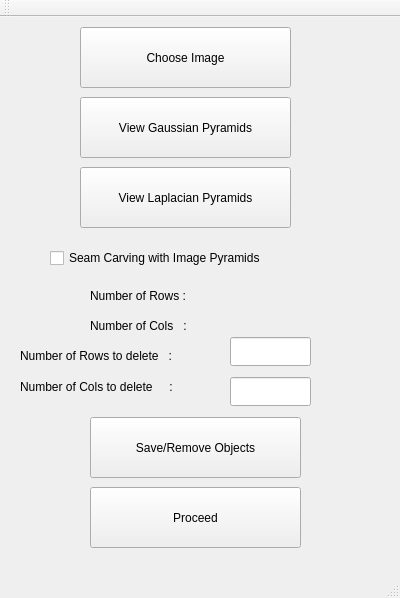
This is mainwindow.ui in AvinashDamodaran/Seam-Carving as Qt 5 draws it before an edit. The edited form follows.
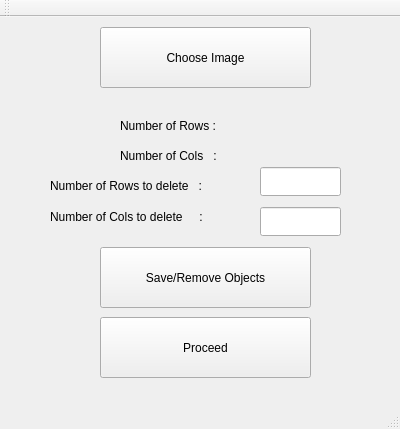
This is the edited form.

Commit message: Modified structure of save/remove object by seam carving, also supports rows now

```diff
--- a/mainwindow.ui
+++ b/mainwindow.ui
@@ -7,7 +7,7 @@
     <x>0</x>
     <y>0</y>
     <width>400</width>
-    <height>598</height>
+    <height>429</height>
    </rect>
   </property>
   <property name="windowTitle">
@@ -17,7 +17,7 @@
    <widget class="QPushButton" name="pushButton_choose_image">
     <property name="geometry">
      <rect>
-      <x>80</x>
+      <x>100</x>
       <y>10</y>
       <width>211</width>
       <height>61</height>
@@ -27,50 +27,11 @@
      <string>Choose Image</string>
     </property>
    </widget>
-   <widget class="QPushButton" name="pushButton_gpy">
-    <property name="geometry">
-     <rect>
-      <x>80</x>
-      <y>80</y>
-      <width>211</width>
-      <height>61</height>
-     </rect>
-    </property>
-    <property name="text">
-     <string>View Gaussian Pyramids</string>
-    </property>
-   </widget>
-   <widget class="QPushButton" name="pushButton_lpy">
-    <property name="geometry">
-     <rect>
-      <x>80</x>
-      <y>150</y>
-      <width>211</width>
-      <height>61</height>
-     </rect>
-    </property>
-    <property name="text">
-     <string>View Laplacian Pyramids</string>
-    </property>
-   </widget>
-   <widget class="QCheckBox" name="checkBox">
-    <property name="geometry">
-     <rect>
-      <x>50</x>
-      <y>230</y>
-      <width>281</width>
-      <height>22</height>
-     </rect>
-    </property>
-    <property name="text">
-     <string>Seam Carving with Image Pyramids</string>
-    </property>
-   </widget>
    <widget class="QLabel" name="label1">
     <property name="geometry">
      <rect>
-      <x>90</x>
-      <y>270</y>
+      <x>120</x>
+      <y>100</y>
       <width>141</width>
       <height>17</height>
      </rect>
@@ -82,8 +43,8 @@
    <widget class="QLabel" name="label2">
     <property name="geometry">
      <rect>
-      <x>90</x>
-      <y>300</y>
+      <x>120</x>
+      <y>130</y>
       <width>141</width>
       <height>17</height>
      </rect>
@@ -95,8 +56,8 @@
    <widget class="QLineEdit" name="lineEdit_num_rows_del">
     <property name="geometry">
      <rect>
-      <x>230</x>
-      <y>320</y>
+      <x>260</x>
+      <y>150</y>
       <width>81</width>
       <height>29</height>
      </rect>
@@ -108,8 +69,8 @@
    <widget class="QLabel" name="label_num_rows_del">
     <property name="geometry">
      <rect>
-      <x>20</x>
-      <y>330</y>
+      <x>50</x>
+      <y>160</y>
       <width>201</width>
       <height>17</height>
      </rect>
@@ -121,8 +82,8 @@
    <widget class="QLabel" name="label_num_cols_del">
     <property name="geometry">
      <rect>
-      <x>20</x>
-      <y>360</y>
+      <x>50</x>
+      <y>190</y>
       <width>201</width>
       <height>20</height>
      </rect>
@@ -134,8 +95,8 @@
    <widget class="QLineEdit" name="lineEdit_num_cols_del">
     <property name="geometry">
      <rect>
-      <x>230</x>
-      <y>360</y>
+      <x>260</x>
+      <y>190</y>
       <width>81</width>
       <height>29</height>
      </rect>
@@ -147,8 +108,8 @@
    <widget class="QLabel" name="label_num_rows">
     <property name="geometry">
      <rect>
-      <x>220</x>
-      <y>270</y>
+      <x>250</x>
+      <y>100</y>
       <width>91</width>
       <height>17</height>
      </rect>
@@ -160,8 +121,8 @@
    <widget class="QLabel" name="label_num_cols">
     <property name="geometry">
      <rect>
-      <x>220</x>
-      <y>300</y>
+      <x>250</x>
+      <y>130</y>
       <width>91</width>
       <height>17</height>
      </rect>
@@ -173,8 +134,8 @@
    <widget class="QPushButton" name="pushButton_proceed">
     <property name="geometry">
      <rect>
-      <x>90</x>
-      <y>470</y>
+      <x>100</x>
+      <y>300</y>
       <width>211</width>
       <height>61</height>
      </rect>
@@ -186,8 +147,8 @@
    <widget class="QPushButton" name="pushButton_save_rem">
     <property name="geometry">
      <rect>
-      <x>90</x>
-      <y>400</y>
+      <x>100</x>
+      <y>230</y>
       <width>211</width>
       <height>61</height>
      </rect>
```
The commit also changes 6 other files.
